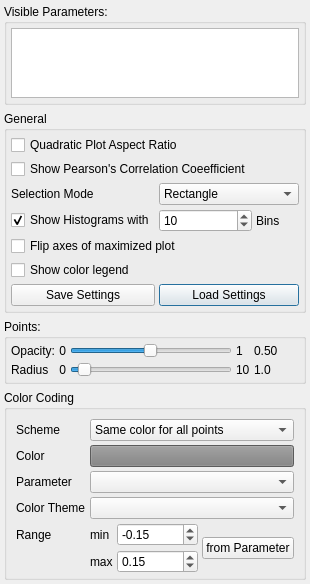
Above: core/src/charts/SPMSettings.ui from 3dct/open_iA before the change. Below: the same form after it.
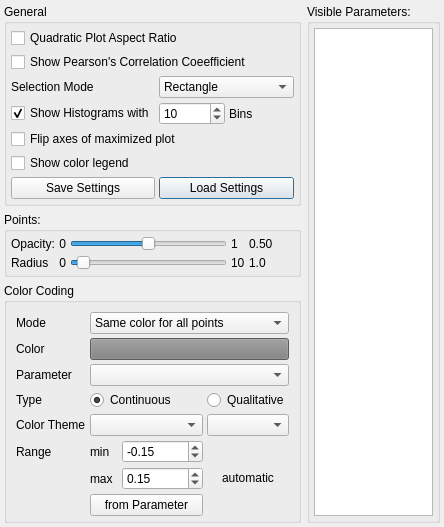
That is the form after the change.

Commit message: SPM: Add qualitative parameter coloring mode

Patch:
```diff
--- a/core/src/charts/SPMSettings.ui
+++ b/core/src/charts/SPMSettings.ui
@@ -6,14 +6,14 @@
    <rect>
     <x>0</x>
     <y>0</y>
-    <width>278</width>
-    <height>473</height>
+    <width>423</width>
+    <height>513</height>
    </rect>
   </property>
   <property name="windowTitle">
    <string>SPM Settings</string>
   </property>
-  <layout class="QVBoxLayout" name="layout_SPMSettings">
+  <layout class="QHBoxLayout" name="horizontalLayout">
    <property name="leftMargin">
     <number>4</number>
    </property>
@@ -27,39 +27,16 @@
     <number>4</number>
    </property>
    <item>
-    <widget class="QGroupBox" name="gbParameters">
-     <property name="title">
-      <string>Visible Parameters:</string>
-     </property>
-     <layout class="QHBoxLayout" name="layout_Parameters">
-      <property name="spacing">
-       <number>4</number>
-      </property>
+    <layout class="QVBoxLayout" name="verticalLayout">
       <property name="leftMargin">
-       <number>4</number>
+      <number>0</number>
       </property>
       <property name="topMargin">
-       <number>4</number>
-      </property>
-      <property name="rightMargin">
-       <number>4</number>
-      </property>
+      <number>0</number>
+     </property>
       <property name="bottomMargin">
-       <number>4</number>
-      </property>
-      <item>
-       <widget class="QListWidget" name="parametersList">
-        <property name="sizePolicy">
-         <sizepolicy hsizetype="Preferred" vsizetype="Expanding">
-          <horstretch>0</horstretch>
-          <verstretch>0</verstretch>
-         </sizepolicy>
-        </property>
-       </widget>
-      </item>
-     </layout>
-    </widget>
-   </item>
+      <number>0</number>
+     </property>
    <item>
     <widget class="QGroupBox" name="groupBox">
      <property name="title">
@@ -108,13 +85,6 @@
         </property>
        </widget>
       </item>
-      <item row="0" column="0" colspan="2">
-       <widget class="QCheckBox" name="cbQuadraticPlots">
-        <property name="text">
-         <string>Quadratic Plot Aspect Ratio</string>
-        </property>
-       </widget>
-      </item>
       <item row="4" column="0">
        <widget class="QCheckBox" name="cbShowHistograms">
         <property name="text">
@@ -153,13 +123,6 @@
         </property>
        </widget>
       </item>
-      <item row="2" column="0" colspan="2">
-       <widget class="QCheckBox" name="cbShowCorrelationCoefficient">
-        <property name="text">
-         <string>Show Pearson's Correlation Coeefficient</string>
-        </property>
-       </widget>
-      </item>
       <item row="4" column="2">
        <widget class="QLabel" name="label">
         <property name="text">
@@ -174,6 +137,20 @@
         </property>
        </widget>
       </item>
+        <item row="0" column="0" colspan="3">
+         <widget class="QCheckBox" name="cbQuadraticPlots">
+          <property name="text">
+           <string>Quadratic Plot Aspect Ratio</string>
+          </property>
+         </widget>
+        </item>
+        <item row="2" column="0" colspan="3">
+         <widget class="QCheckBox" name="cbShowCorrelationCoefficient">
+          <property name="text">
+           <string>Show Pearson's Correlation Coeefficient</string>
+          </property>
+         </widget>
+        </item>
      </layout>
     </widget>
    </item>
@@ -349,29 +326,79 @@
       <property name="spacing">
        <number>4</number>
       </property>
+        <item row="0" column="1" colspan="3">
+         <widget class="QComboBox" name="cbColorMode">
+          <property name="currentIndex">
+           <number>0</number>
+          </property>
+          <item>
+           <property name="text">
+            <string>Same color for all points</string>
+           </property>
+          </item>
+          <item>
+           <property name="text">
+            <string>Color-code by parameter value</string>
+           </property>
+          </item>
+          <item>
+           <property name="text">
+            <string>Custom</string>
+           </property>
+          </item>
+         </widget>
+        </item>
+        <item row="8" column="1" colspan="2">
+         <widget class="QPushButton" name="pbRangeFromParameter">
+          <property name="text">
+           <string>from Parameter</string>
+          </property>
+         </widget>
+        </item>
+        <item row="5" column="0">
+         <widget class="QLabel" name="lbColorTheme">
+          <property name="text">
+           <string>Color Theme</string>
+          </property>
+         </widget>
+        </item>
+        <item row="6" column="2">
+         <widget class="QDoubleSpinBox" name="sbMin">
+          <property name="minimum">
+           <double>-99999.000000000000000</double>
+          </property>
+          <property name="maximum">
+           <double>99999.000000000000000</double>
+          </property>
+          <property name="singleStep">
+           <double>0.100000000000000</double>
+          </property>
+          <property name="value">
+           <double>-0.150000000000000</double>
+          </property>
+         </widget>
+        </item>
+        <item row="6" column="3" rowspan="3">
+         <widget class="QLabel" name="lbQualitativeRange">
+          <property name="text">
+           <string>automatic</string>
+          </property>
+          <property name="alignment">
+           <set>Qt::AlignCenter</set>
+          </property>
+         </widget>
+        </item>
+        <item row="4" column="3">
+         <widget class="QRadioButton" name="rbQualitative">
+          <property name="text">
+           <string>Qualitative</string>
+          </property>
+         </widget>
+        </item>
+        <item row="5" column="1" colspan="2">
+         <widget class="QComboBox" name="cbColorTheme"/>
+        </item>
       <item row="2" column="1" colspan="3">
-       <widget class="QComboBox" name="cbColorParameter"/>
-      </item>
-      <item row="2" column="0">
-       <widget class="QLabel" name="lbColorParameter">
-        <property name="sizePolicy">
-         <sizepolicy hsizetype="Maximum" vsizetype="Preferred">
-          <horstretch>0</horstretch>
-          <verstretch>0</verstretch>
-         </sizepolicy>
-        </property>
-        <property name="font">
-         <font>
-          <weight>50</weight>
-          <bold>false</bold>
-         </font>
-        </property>
-        <property name="text">
-         <string>Parameter</string>
-        </property>
-       </widget>
-      </item>
-      <item row="1" column="1" colspan="3">
        <widget class="QPushButton" name="pbPointColor">
         <property name="autoFillBackground">
          <bool>false</bool>
@@ -384,29 +411,13 @@
         </property>
        </widget>
       </item>
-      <item row="4" column="0">
-       <widget class="QLabel" name="lbRange">
-        <property name="sizePolicy">
-         <sizepolicy hsizetype="Maximum" vsizetype="Preferred">
-          <horstretch>0</horstretch>
-          <verstretch>0</verstretch>
-         </sizepolicy>
-        </property>
-        <property name="font">
-         <font>
-          <weight>50</weight>
-          <bold>false</bold>
-         </font>
-        </property>
-        <property name="text">
-         <string>Range</string>
-        </property>
-       </widget>
-      </item>
-      <item row="4" column="1">
+        <item row="5" column="3">
+         <widget class="QComboBox" name="cbColorThemeQual"/>
+        </item>
+        <item row="6" column="1">
        <widget class="QLabel" name="lbRangeMin">
         <property name="sizePolicy">
-         <sizepolicy hsizetype="Maximum" vsizetype="Preferred">
+           <sizepolicy hsizetype="Preferred" vsizetype="Preferred">
           <horstretch>0</horstretch>
           <verstretch>0</verstretch>
          </sizepolicy>
@@ -416,74 +427,10 @@
         </property>
        </widget>
       </item>
-      <item row="4" column="2">
-       <widget class="QDoubleSpinBox" name="sbMin">
-        <property name="minimum">
-         <double>-99999.000000000000000</double>
-        </property>
-        <property name="maximum">
-         <double>99999.000000000000000</double>
-        </property>
-        <property name="singleStep">
-         <double>0.100000000000000</double>
-        </property>
-        <property name="value">
-         <double>-0.150000000000000</double>
-        </property>
-       </widget>
-      </item>
-      <item row="0" column="0">
-       <widget class="QLabel" name="lbColorScheme">
-        <property name="sizePolicy">
-         <sizepolicy hsizetype="Maximum" vsizetype="Preferred">
-          <horstretch>0</horstretch>
-          <verstretch>0</verstretch>
-         </sizepolicy>
-        </property>
-        <property name="font">
-         <font>
-          <weight>50</weight>
-          <bold>false</bold>
-         </font>
-        </property>
-        <property name="text">
-         <string>Scheme</string>
-        </property>
-       </widget>
-      </item>
-      <item row="0" column="1" colspan="3">
-       <widget class="QComboBox" name="cbColorScheme">
-        <property name="currentIndex">
-         <number>0</number>
-        </property>
-        <item>
-         <property name="text">
-          <string>Same color for all points</string>
-         </property>
-        </item>
-        <item>
-         <property name="text">
-          <string>Color-code by parameter value</string>
-         </property>
-        </item>
-        <item>
-         <property name="text">
-          <string>Custom</string>
-         </property>
-        </item>
-       </widget>
-      </item>
-      <item row="1" column="0">
-       <widget class="QLabel" name="lbPointColor">
-        <property name="text">
-         <string>Color</string>
-        </property>
-       </widget>
-      </item>
-      <item row="5" column="1">
+        <item row="7" column="1">
        <widget class="QLabel" name="lbRangeMax">
         <property name="sizePolicy">
-         <sizepolicy hsizetype="Maximum" vsizetype="Preferred">
+           <sizepolicy hsizetype="Preferred" vsizetype="Preferred">
           <horstretch>0</horstretch>
           <verstretch>0</verstretch>
          </sizepolicy>
@@ -493,7 +440,65 @@
         </property>
        </widget>
       </item>
-      <item row="5" column="2">
+        <item row="3" column="0">
+         <widget class="QLabel" name="lbColorParameter">
+          <property name="sizePolicy">
+           <sizepolicy hsizetype="Preferred" vsizetype="Preferred">
+            <horstretch>0</horstretch>
+            <verstretch>0</verstretch>
+           </sizepolicy>
+          </property>
+          <property name="font">
+           <font>
+            <weight>50</weight>
+            <bold>false</bold>
+           </font>
+          </property>
+          <property name="text">
+           <string>Parameter</string>
+          </property>
+         </widget>
+        </item>
+        <item row="4" column="1" colspan="2">
+         <widget class="QRadioButton" name="rbContinuous">
+          <property name="text">
+           <string>Continuous</string>
+          </property>
+          <property name="checked">
+           <bool>true</bool>
+          </property>
+         </widget>
+        </item>
+        <item row="6" column="0">
+         <widget class="QLabel" name="lbRange">
+          <property name="sizePolicy">
+           <sizepolicy hsizetype="Preferred" vsizetype="Preferred">
+            <horstretch>0</horstretch>
+            <verstretch>0</verstretch>
+           </sizepolicy>
+          </property>
+          <property name="font">
+           <font>
+            <weight>50</weight>
+            <bold>false</bold>
+           </font>
+          </property>
+          <property name="text">
+           <string>Range</string>
+          </property>
+         </widget>
+        </item>
+        <item row="3" column="1" colspan="3">
+         <widget class="QComboBox" name="cbColorParameter"/>
+        </item>
+        <item row="4" column="0">
+         <widget class="QLabel" name="lbColorType">
+          <property name="text">
+           <string>Type</string>
+          </property>
+         </widget>
+        </item>
+        <item row="7" column="2">
        <widget class="QDoubleSpinBox" name="sbMax">
         <property name="minimum">
          <double>-99999.000000000000000</double>
@@ -509,22 +514,67 @@
         </property>
        </widget>
       </item>
-      <item row="4" column="3" rowspan="2">
-       <widget class="QPushButton" name="pbRangeFromParameter">
+        <item row="0" column="0">
+         <widget class="QLabel" name="lbColorScheme">
+          <property name="sizePolicy">
+           <sizepolicy hsizetype="Preferred" vsizetype="Preferred">
+            <horstretch>0</horstretch>
+            <verstretch>0</verstretch>
+           </sizepolicy>
+          </property>
+          <property name="font">
+           <font>
+            <weight>50</weight>
+            <bold>false</bold>
+           </font>
+          </property>
         <property name="text">
-         <string>from Parameter</string>
+           <string>Mode</string>
         </property>
        </widget>
       </item>
-      <item row="3" column="0">
-       <widget class="QLabel" name="lbColorTheme">
+        <item row="2" column="0">
+         <widget class="QLabel" name="lbPointColor">
         <property name="text">
-         <string>Color Theme</string>
+           <string>Color</string>
         </property>
        </widget>
       </item>
-      <item row="3" column="1" colspan="3">
-       <widget class="QComboBox" name="cbColorTheme"/>
+       </layout>
+      </widget>
+     </item>
+    </layout>
+   </item>
+   <item>
+    <widget class="QGroupBox" name="gbParameters">
+     <property name="title">
+      <string>Visible Parameters:</string>
+     </property>
+     <layout class="QHBoxLayout" name="layout_Parameters">
+      <property name="spacing">
+       <number>4</number>
+      </property>
+      <property name="leftMargin">
+       <number>4</number>
+      </property>
+      <property name="topMargin">
+       <number>4</number>
+      </property>
+      <property name="rightMargin">
+       <number>4</number>
+      </property>
+      <property name="bottomMargin">
+       <number>4</number>
+      </property>
+      <item>
+       <widget class="QListWidget" name="parametersList">
+        <property name="sizePolicy">
+         <sizepolicy hsizetype="Preferred" vsizetype="Expanding">
+          <horstretch>0</horstretch>
+          <verstretch>0</verstretch>
+         </sizepolicy>
+        </property>
+       </widget>
       </item>
      </layout>
     </widget>
```
Lines whose indentation alone changed are shown as unchanged. The commit also changes 3 other files.
